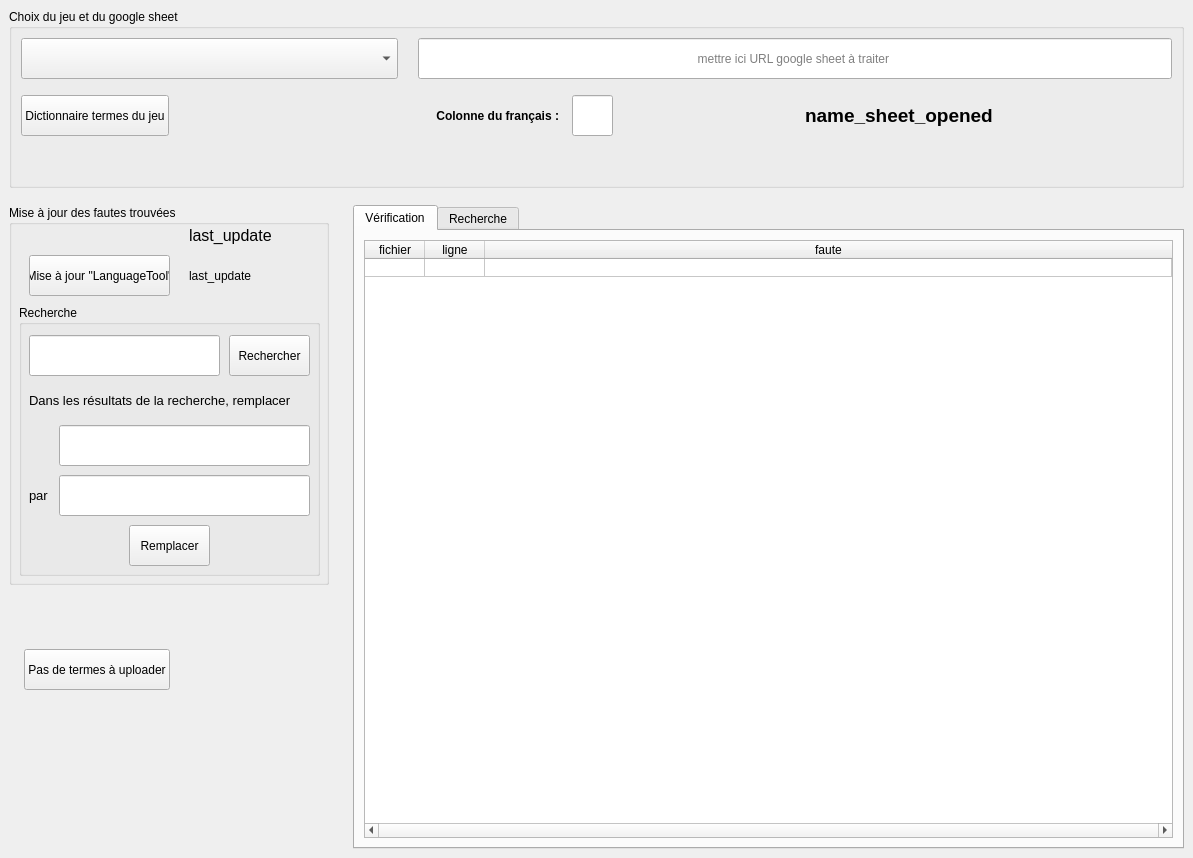
First picture: the form in qt_files/mainwindow.ui, repository Silous888/RawTextCheck, before the edit.
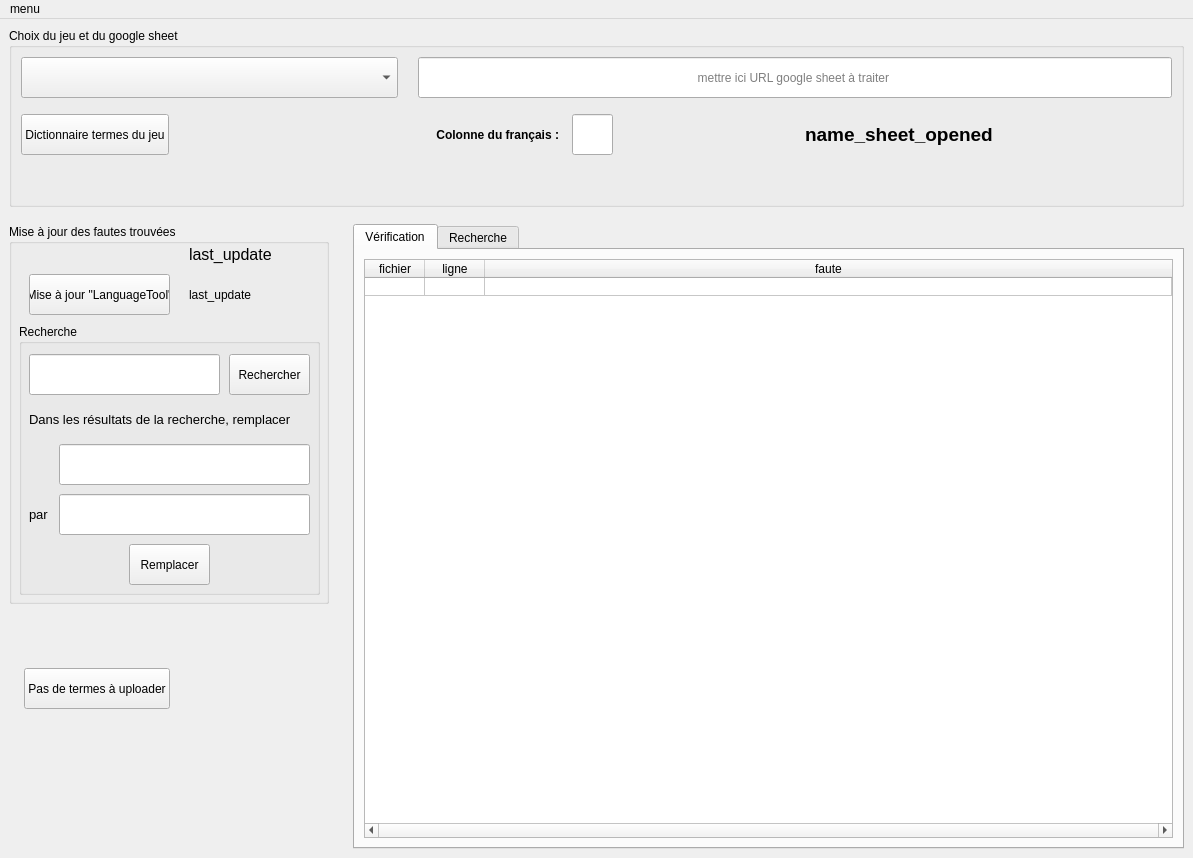
Second picture: the form after the edit. Icons and pictures are not drawn.

Patch:
```diff
--- a/qt_files/mainwindow.ui
+++ b/qt_files/mainwindow.ui
@@ -592,6 +592,34 @@
     </item>
    </layout>
   </widget>
+  <widget class="QMenuBar" name="menuBar">
+   <property name="geometry">
+    <rect>
+     <x>0</x>
+     <y>0</y>
+     <width>1193</width>
+     <height>21</height>
+    </rect>
+   </property>
+   <widget class="QMenu" name="menuConfiguration">
+    <property name="title">
+     <string>menu</string>
+    </property>
+    <addaction name="action_diter_le_json_des_jeux"/>
+    <addaction name="actionconfiguration"/>
+   </widget>
+   <addaction name="menuConfiguration"/>
+  </widget>
+  <action name="action_diter_le_json_des_jeux">
+   <property name="text">
+    <string>éditer le json des jeux</string>
+   </property>
+  </action>
+  <action name="actionconfiguration">
+   <property name="text">
+    <string>configuration</string>
+   </property>
+  </action>
  </widget>
  <tabstops>
   <tabstop>pushButton_gameDictionary</tabstop>
```
Left out of the diff: 11 changed lines with no effect on the pictures.
